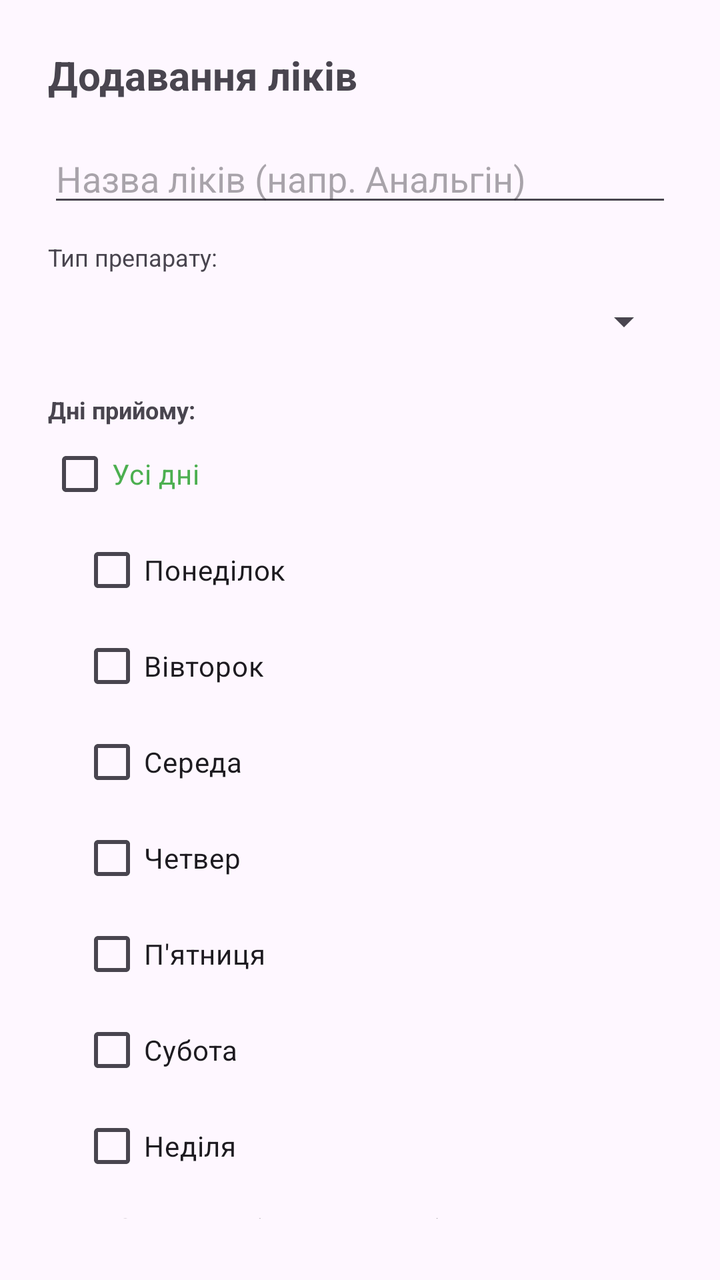
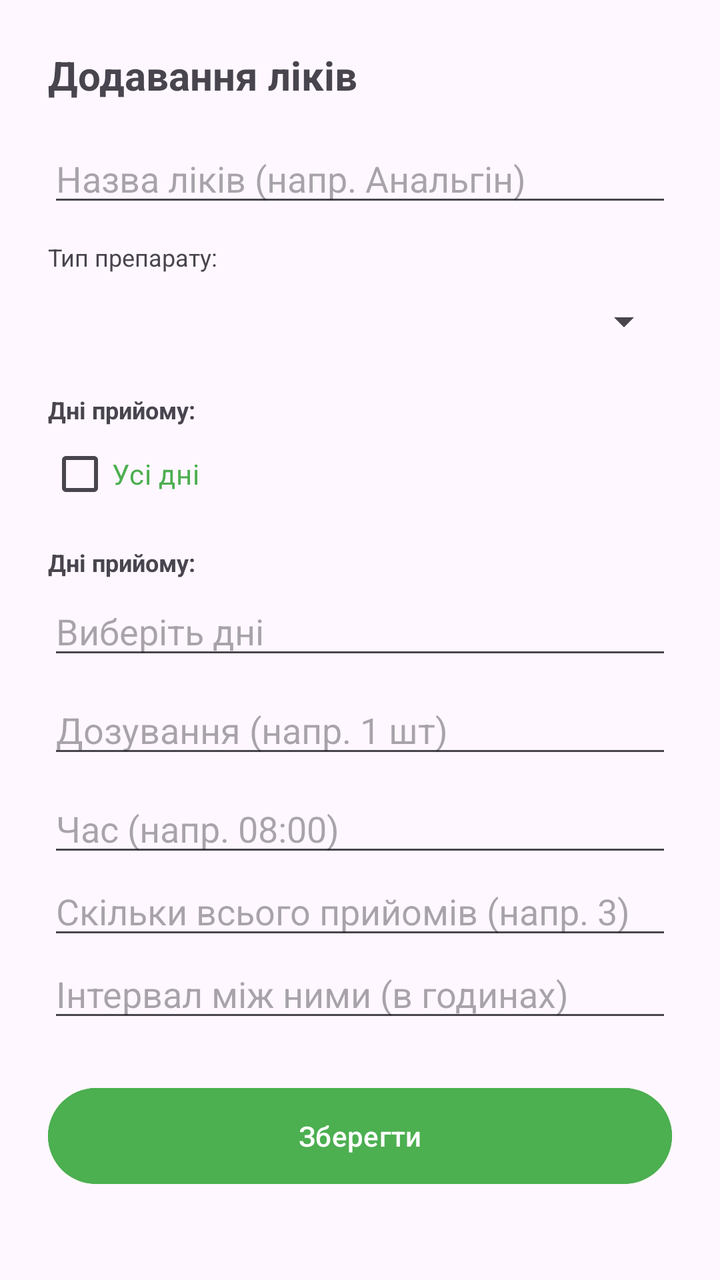

The first picture is an Android layout as it rendered before a commit; the second is the same layout after the commit. The layout source and the unified diff follow.
<!-- AndroidManifest.xml: application theme Theme.MedCourse -->
<!-- res/layout/dialog_add_medicine.xml -->
<?xml version="1.0" encoding="utf-8"?>
<LinearLayout xmlns:android="http://schemas.android.com/apk/res/android"
    android:layout_width="match_parent"
    android:layout_height="wrap_content"
    android:orientation="vertical"
    android:padding="24dp">

    <TextView
        android:layout_width="wrap_content"
        android:layout_height="wrap_content"
        android:text="Додавання ліків"
        android:textSize="20sp"
        android:textStyle="bold"
        android:layout_marginBottom="16dp"/>

    <EditText
        android:id="@+id/editName"
        android:layout_width="match_parent"
        android:layout_height="wrap_content"
        android:hint="Назва ліків (напр. Анальгін)"
        android:inputType="textCapSentences"/>

    <TextView
        android:layout_width="wrap_content"
        android:layout_height="wrap_content"
        android:text="Тип препарату:"
        android:layout_marginTop="12dp"
        android:textSize="12sp"/>
    <Spinner
        android:id="@+id/spinnerType"
        android:layout_width="match_parent"
        android:layout_height="48dp" />

    <TextView
        android:layout_width="wrap_content"
        android:layout_height="wrap_content"
        android:text="Дні прийому:"
        android:layout_marginTop="12dp"
        android:textSize="12sp"
        android:textStyle="bold"/>

    <CheckBox
        android:id="@+id/cbAllDays"
        android:layout_width="wrap_content"
        android:layout_height="wrap_content"
        android:text="Усі дні"
        android:textColor="#4CAF50"/>

    <LinearLayout
        android:layout_width="match_parent"
        android:layout_height="wrap_content"
        android:orientation="vertical"
        android:paddingLeft="16dp">

        <CheckBox android:id="@+id/cbMon" android:layout_width="wrap_content" android:layout_height="wrap_content" android:text="Понеділок"/>
        <CheckBox android:id="@+id/cbTue" android:layout_width="wrap_content" android:layout_height="wrap_content" android:text="Вівторок"/>
        <CheckBox android:id="@+id/cbWed" android:layout_width="wrap_content" android:layout_height="wrap_content" android:text="Середа"/>
        <CheckBox android:id="@+id/cbThu" android:layout_width="wrap_content" android:layout_height="wrap_content" android:text="Четвер"/>
        <CheckBox android:id="@+id/cbFri" android:layout_width="wrap_content" android:layout_height="wrap_content" android:text="П'ятниця"/>
        <CheckBox android:id="@+id/cbSat" android:layout_width="wrap_content" android:layout_height="wrap_content" android:text="Субота"/>
        <CheckBox android:id="@+id/cbSun" android:layout_width="wrap_content" android:layout_height="wrap_content" android:text="Неділя"/>
    </LinearLayout>

    <EditText
        android:id="@+id/editDosage"
        android:layout_width="match_parent"
        android:layout_height="wrap_content"
        android:hint="Дозування (напр. 1 шт)"
        android:layout_marginTop="8dp"/>

    <EditText
        android:id="@+id/editTime"
        android:layout_width="match_parent"
        android:layout_height="wrap_content"
        android:hint="Час (напр. 08:00)"
        android:layout_marginTop="8dp"
        android:inputType="time"/>

    <Button
        android:id="@+id/btnSave"
        android:layout_width="match_parent"
        android:layout_height="56dp"
        android:layout_marginTop="24dp"
        android:text="Зберегти"
        android:backgroundTint="#4CAF50"
        android:textColor="@android:color/white"/>
</LinearLayout>
<!-- resources referenced by this layout -->
<resources>
  <style name="Theme.MedCourse" parent="Base.Theme.MedCourse" />
  <style name="Base.Theme.MedCourse" parent="Theme.Material3.DayNight.NoActionBar">
          
          
      </style>
</resources>

<!-- the commit's change to res/layout/dialog_add_medicine.xml (unified diff, before → after) -->
@@ -46,20 +46,23 @@
         android:text="Усі дні"
         android:textColor="#4CAF50"/>
 
-    <LinearLayout
+    <TextView
+        android:layout_width="wrap_content"
+        android:layout_height="wrap_content"
+        android:text="Дні прийому:"
+        android:layout_marginTop="12dp"
+        android:textSize="12sp"
+        android:textStyle="bold"/>
+
+    <EditText
+        android:id="@+id/editDays"
         android:layout_width="match_parent"
         android:layout_height="wrap_content"
-        android:orientation="vertical"
-        android:paddingLeft="16dp">
-
-        <CheckBox android:id="@+id/cbMon" android:layout_width="wrap_content" android:layout_height="wrap_content" android:text="Понеділок"/>
-        <CheckBox android:id="@+id/cbTue" android:layout_width="wrap_content" android:layout_height="wrap_content" android:text="Вівторок"/>
-        <CheckBox android:id="@+id/cbWed" android:layout_width="wrap_content" android:layout_height="wrap_content" android:text="Середа"/>
-        <CheckBox android:id="@+id/cbThu" android:layout_width="wrap_content" android:layout_height="wrap_content" android:text="Четвер"/>
-        <CheckBox android:id="@+id/cbFri" android:layout_width="wrap_content" android:layout_height="wrap_content" android:text="П'ятниця"/>
-        <CheckBox android:id="@+id/cbSat" android:layout_width="wrap_content" android:layout_height="wrap_content" android:text="Субота"/>
-        <CheckBox android:id="@+id/cbSun" android:layout_width="wrap_content" android:layout_height="wrap_content" android:text="Неділя"/>
-    </LinearLayout>
+        android:hint="Виберіть дні"
+        android:focusable="false"
+        android:clickable="true"
+        android:layout_marginTop="4dp"
+        android:background="?android:attr/editTextBackground" />
 
     <EditText
         android:id="@+id/editDosage"
@@ -75,7 +78,19 @@
         android:hint="Час (напр. 08:00)"
         android:layout_marginTop="8dp"
         android:inputType="time"/>
+    <EditText
+        android:id="@+id/editTotalDoses"
+        android:layout_width="match_parent"
+        android:layout_height="wrap_content"
+        android:hint="Скільки всього прийомів (напр. 3)"
+        android:inputType="number" />
 
+    <EditText
+        android:id="@+id/editInterval"
+        android:layout_width="match_parent"
+        android:layout_height="wrap_content"
+        android:hint="Інтервал між ними (в годинах)"
+        android:inputType="number" />
     <Button
         android:id="@+id/btnSave"
         android:layout_width="match_parent"
